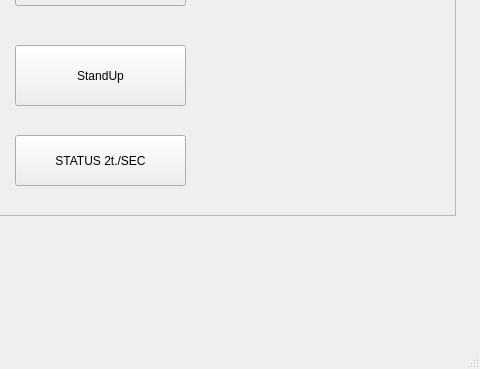
Old version of the form mobman/gui-client/mainwindow.ui in the repository evkuz/qt_linux; both pictures show x 435 to 915 and y 435 to 804 of the 915 by 804 pixel window.
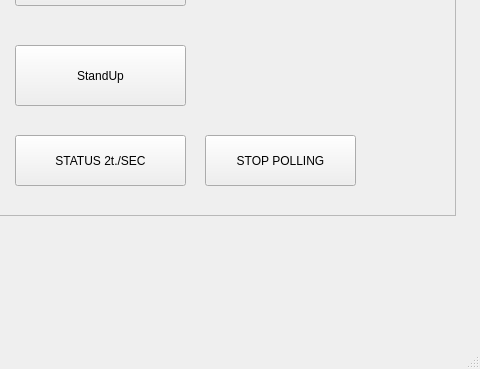
New version of the form.

Diff of the .ui file:
```diff
--- a/mobman/gui-client/mainwindow.ui
+++ b/mobman/gui-client/mainwindow.ui
@@ -296,6 +296,19 @@
       <string>STATUS 2t./SEC</string>
      </property>
     </widget>
+    <widget class="QPushButton" name="StopPollingButton">
+     <property name="geometry">
+      <rect>
+       <x>220</x>
+       <y>260</y>
+       <width>151</width>
+       <height>51</height>
+      </rect>
+     </property>
+     <property name="text">
+      <string>STOP POLLING</string>
+     </property>
+    </widget>
    </widget>
   </widget>
   <widget class="QMenuBar" name="menubar">
```
